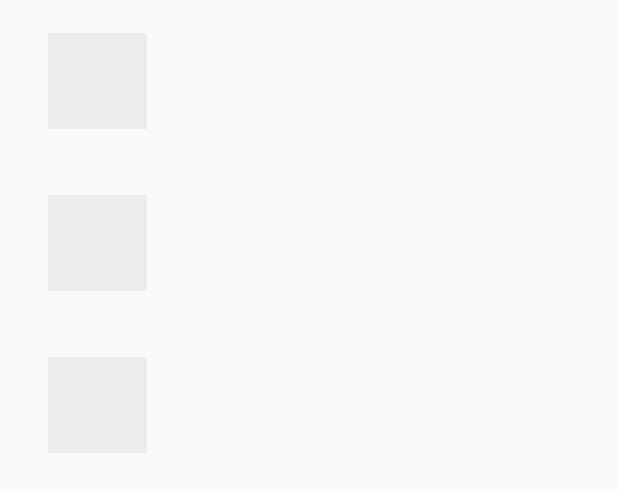
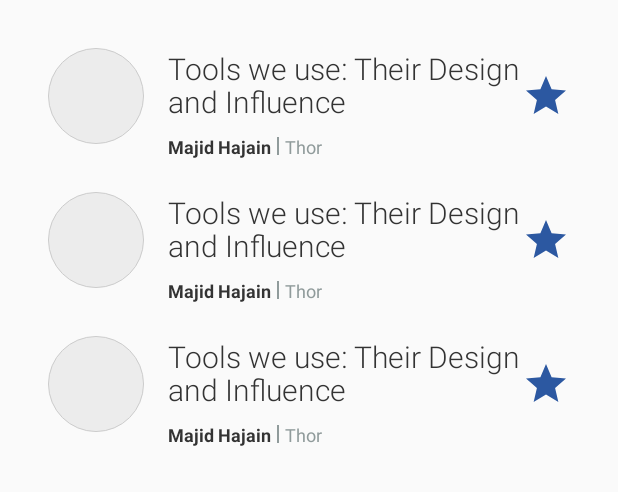
Before and after one commit to Kristina-Simakova/Mobile-Era-Android-Client, an Android app: the layout fragment_day.xml on its own in the app's theme, with its tools: preview values and no code run, on a phone screen of 412 x 824 dp. Shown: the top 492 px of the screen. Run offline under Robolectric (Android 15) with nearby library versions, the phone set to English and light mode, and no system bars.

Commit message:
Began to work on SessionViewHolder

```diff
--- a/app/build.gradle
+++ b/app/build.gradle
@@ -14,6 +14,7 @@ android {
         versionCode 1
         versionName "1.0"
         testInstrumentationRunner "android.support.test.runner.AndroidJUnitRunner"
+        multiDexEnabled true
     }
     buildTypes {
         release {
--- a/app/src/main/java/rocks/mobileera/mobileera/utils/Preferences.kt
+++ b/app/src/main/java/rocks/mobileera/mobileera/utils/Preferences.kt
@@ -3,6 +3,10 @@ package rocks.mobileera.mobileera.utils
 import android.content.Context
 
 class Preferences(private var context: Context) {
+
+    companion object {
+        val domain = "https://2017.mobileera.rocks"
+    }
 
     private val SHARED_PREFERENCES_KEY: String = "SHARED_PREFERENCES_KEY"
 
--- /dev/null
+++ b/app/src/main/res/drawable/background_rounded_avatar.xml
@@ -0,0 +1,6 @@
+<?xml version="1.0" encoding="utf-8"?>
+<shape xmlns:android="http://schemas.android.com/apk/res/android">
+    <solid android:color="@color/colorSeparator"/>
+    <stroke android:width="0.5dp" android:color="@color/colorSelectionDark" />
+    <corners android:radius="32dp"/>
+</shape>
--- /dev/null
+++ b/app/src/main/res/drawable/star_empty.xml
@@ -0,0 +1,4 @@
+<vector android:height="32dp" android:viewportHeight="24"
+    android:viewportWidth="24" android:width="32dp" xmlns:android="http://schemas.android.com/apk/res/android">
+    <path android:fillColor="#FF000000" android:pathData="M22,9.24l-7.19,-0.62L12,2 9.19,8.63 2,9.24l5.46,4.73L5.82,21 12,17.27 18.18,21l-1.63,-7.03L22,9.24zM12,15.4l-3.76,2.27 1,-4.28 -3.32,-2.88 4.38,-0.38L12,6.1l1.71,4.04 4.38,0.38 -3.32,2.88 1,4.28L12,15.4z"/>
+</vector>
--- /dev/null
+++ b/app/src/main/res/drawable/star_filled.xml
@@ -0,0 +1,4 @@
+<vector android:height="32dp" android:viewportHeight="24"
+    android:viewportWidth="24" android:width="32dp" xmlns:android="http://schemas.android.com/apk/res/android">
+    <path android:fillColor="#FF000000" android:pathData="M12,17.27L18.18,21l-1.64,-7.03L22,9.24l-7.19,-0.61L12,2 9.19,8.63 2,9.24l5.46,4.73L5.82,21z"/>
+</vector>
--- a/app/src/main/res/layout/fragment_day.xml
+++ b/app/src/main/res/layout/fragment_day.xml
@@ -6,5 +6,7 @@
     android:layout_height="match_parent"
     android:layout_marginLeft="16dp"
     android:layout_marginRight="16dp"
+    android:paddingTop="16dp"
+    android:clipToPadding="false"
     tools:context=".fragments.DayFragment"
     tools:listitem="@layout/row_session" />
--- a/app/src/main/res/layout/row_session.xml
+++ b/app/src/main/res/layout/row_session.xml
@@ -9,32 +9,93 @@
 
     <ImageView
         android:id="@+id/avatarImageView"
-        android:layout_width="66dp"
+        android:layout_width="64dp"
         android:layout_height="64dp"
         android:layout_alignParentStart="true"
         android:layout_centerVertical="true"
         android:layout_margin="16dp"
-        android:background="@color/colorSeparator"
+        android:background="@drawable/background_rounded_avatar"
         app:layout_constraintBottom_toBottomOf="parent"
         app:layout_constraintStart_toStartOf="parent"
         app:layout_constraintTop_toTopOf="parent" />
 
     <TextView
         android:id="@+id/titleTextView"
-        android:layout_width="wrap_content"
+        android:layout_width="0dp"
         android:layout_height="wrap_content"
+
+        android:textColor="@color/colorPrimaryText"
+        android:textSize="20sp"
+        android:maxLines="5"
+        android:lineSpacingExtra="-1dp"
+        android:ellipsize="end"
+        android:fontFamily="sans-serif-light"
+        android:textAppearance="?attr/textAppearanceListItem"
+
+        android:text="Tools we use: Their Design and Influence"
+
         android:layout_marginStart="16dp"
+        android:layout_marginEnd="48dp"
+        app:layout_constraintStart_toEndOf="@+id/avatarImageView"
+        app:layout_constraintTop_toTopOf="@+id/avatarImageView"
+        app:layout_constraintEnd_toEndOf="parent"
+
+        />
+
+    <LinearLayout
+        android:layout_width="0dp"
+        android:layout_height="wrap_content"
+        android:orientation="horizontal"
+
+        android:layout_marginStart="16dp"
+        android:layout_marginTop="8dp"
         android:textAppearance="?attr/textAppearanceListItem"
         app:layout_constraintStart_toEndOf="@+id/avatarImageView"
-        app:layout_constraintTop_toTopOf="@+id/avatarImageView" />
+        app:layout_constraintTop_toBottomOf="@+id/titleTextView">
 
-    <TextView
-        android:id="@+id/nameTextView"
-        android:layout_width="wrap_content"
-        android:layout_height="wrap_content"
-        android:layout_marginStart="16dp"
-        android:textAppearance="?attr/textAppearanceListItem"
-        app:layout_constraintStart_toEndOf="@+id/avatarImageView"
-        app:layout_constraintTop_toBottomOf="@+id/avatarImageView" />
+        <TextView
+            android:id="@+id/nameTextView"
+            android:layout_width="wrap_content"
+            android:layout_height="wrap_content"
+
+            android:text="Majid Hajain"
+
+            android:textColor="@color/colorPrimaryText"
+            android:textSize="12sp"
+            android:textStyle="bold" />
+
+        <FrameLayout
+            android:id="@+id/separatorNameRoom"
+            android:layout_width="1dp"
+            android:layout_height="12dp"
+            android:background="@color/colorSecondaryText"
+
+            android:layout_marginStart="4dp"
+            android:layout_gravity="center_vertical" />
+
+        <TextView
+            android:id="@+id/roomTextView"
+            android:layout_width="wrap_content"
+            android:layout_height="wrap_content"
+            android:layout_marginStart="4dp"
+            android:textColor="@color/colorSecondaryText"
+            android:textSize="12sp"
+            android:ellipsize="end"
+
+            android:text="Thor" />
+
+    </LinearLayout>
+
+    <ImageButton
+        android:id="@+id/addToFavoritesButton"
+        android:layout_width="64dp"
+        android:layout_height="64dp"
+        android:padding="16dp"
+        android:background="@android:color/transparent"
+        android:src="@drawable/star_filled"
+        android:tint="@color/colorPrimary"
+        app:layout_constraintTop_toTopOf="parent"
+        app:layout_constraintBottom_toBottomOf="parent"
+        app:layout_constraintEnd_toEndOf="parent" />
 
 </android.support.constraint.ConstraintLayout>
--- a/app/src/main/res/values/colors.xml
+++ b/app/src/main/res/values/colors.xml
@@ -7,6 +7,7 @@
     <color name="colorPrimaryText">#333333</color>
     <color name="colorSecondaryText">#909B9B</color>
     <color name="colorSelection">#F0F0F0</color>
-    <color name="colorThon">#C34A52</color>
+    <color name="colorSelectionDark">#CCCCCC</color>
+    <color name="colorThor">#C34A52</color>
 
 </resources>
--- a/app/src/main/res/values/strings.xml
+++ b/app/src/main/res/values/strings.xml
@@ -9,4 +9,9 @@
     <string name="speakers">Speakers</string>
     <string name="schedule">Schedule</string>
     <string name="venue">Venue</string>
+
+    <string name="room">Room:</string>
+    <string name="odin">Odin</string>
+    <string name="freyja">Freyja</string>
+    <string name="thor">Thor</string>
 </resources>
```
Also changed, not shown: app/src/main/java/rocks/mobileera/mobileera/adapters/DayAdapter.kt (+12 -3 lines), app/src/main/java/rocks/mobileera/mobileera/adapters/viewHolders/SessionViewHolder.kt (+31 -1 lines), app/src/main/java/rocks/mobileera/mobileera/utils/CircleTransform.java (added, +43 -0 lines), app/src/main/res/drawable/start_empty.xml (added, +9 -0 lines), app/src/main/res/layout/activity_main.xml (+16 -8 lines), app/src/main/res/layout/row_header_timeslot.xml (+11 -14 lines), app/src/main/res/layout/row_legend.xml (added, +65 -0 lines).
